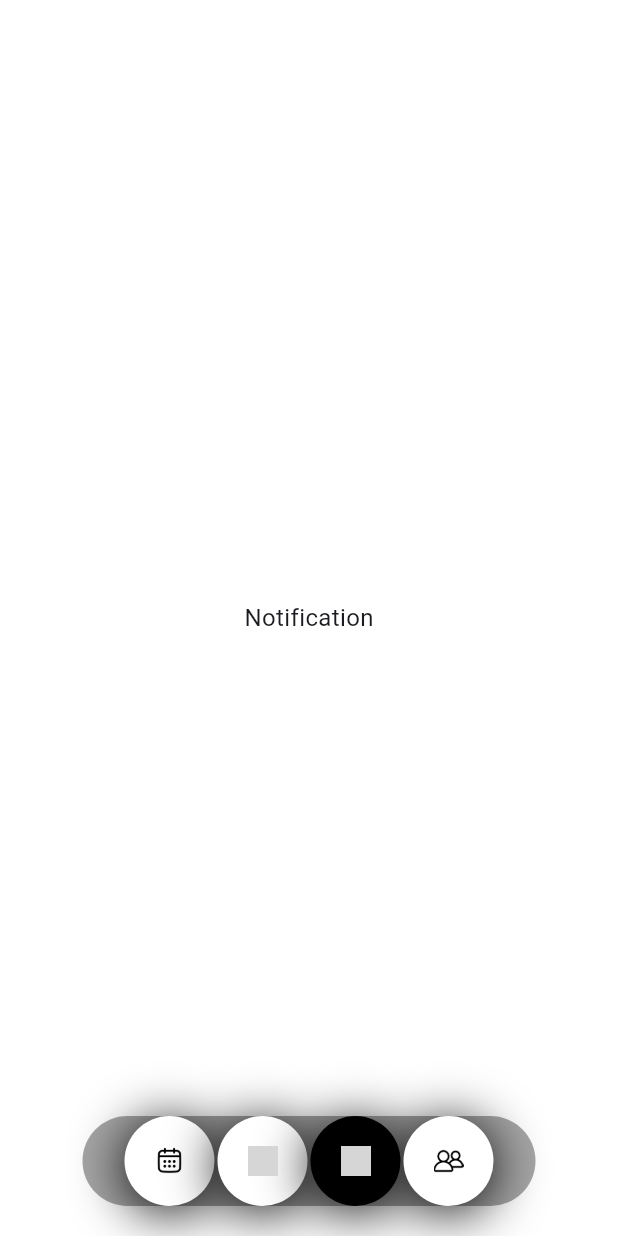
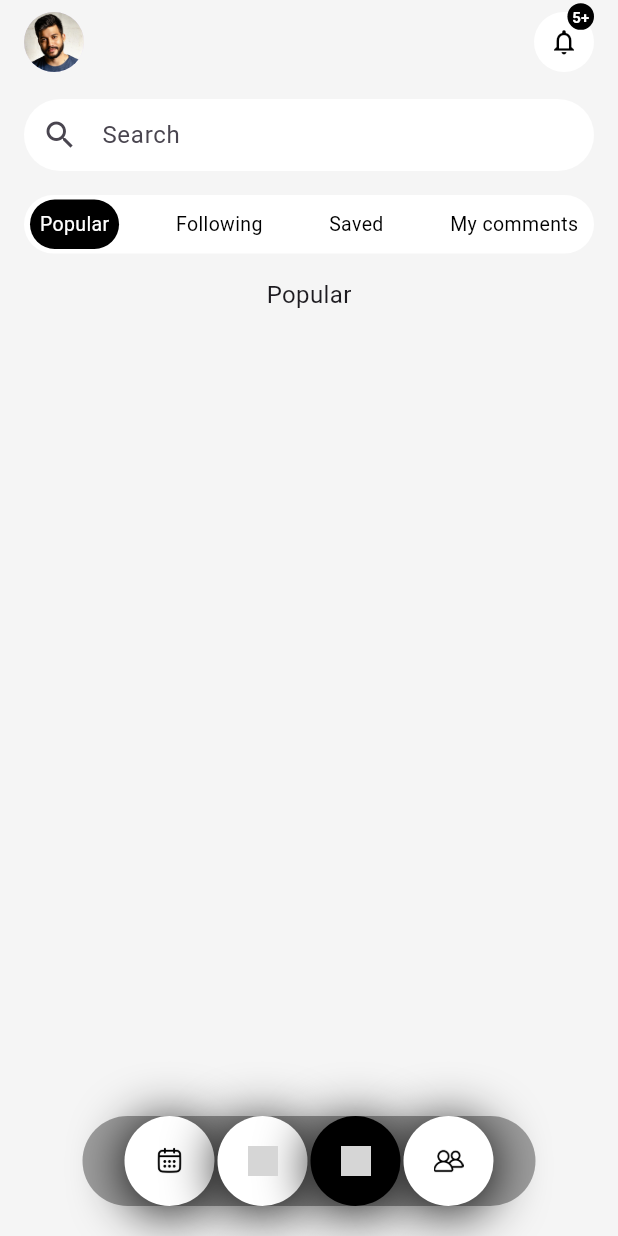
Before and after one commit to ClarenceLaria/ovia, a Flutter app: the EntryPoint screen opened directly, item 3 of the bottom bar chosen, on a phone screen of 412 x 824 dp. Run offline on Flutter 3.47's test engine with Material 3 defaults, Android fonts, the phone set to English and light mode, and no system bars; our stand-ins replace smooth_page_indicator, table_calendar; grey boxes are pictures that could not be loaded.

Commit message:
Pregnancy feed screen updates

```diff
--- a/lib/screens/entry_point.dart
+++ b/lib/screens/entry_point.dart
@@ -1,5 +1,6 @@
 import 'package:flutter/material.dart';
 import 'package:ovia_app/screens/home_screen.dart';
+import 'package:ovia_app/screens/pregnancy_feed_screen.dart';
 import 'package:ovia_app/screens/pregnancy_home_screen.dart';
 
 class EntryPoint extends StatefulWidget{
@@ -17,7 +18,7 @@ class _EntryPointState extends State<EntryPoint>{
   final List<Widget> screens = [
     const HomeScreen(),
     const PregnancyHomeScreen(),
-    const Center(child: Text('Notification')),
+    const PregnancyFeedScreen(),
     const Center(child: Text('Friends')),
   ];
 
@@ -25,16 +26,6 @@ class _EntryPointState extends State<EntryPoint>{
     setState(() {
       _selectedIndex = index;
     });
-  }
-
-  final Color _activeColor = Colors.white;
-
-  Color isActive(int index){
-    if(index == _selectedIndex){
-      return _activeColor;
-    } else {
-      return Colors.black.withOpacity(0.5);
-    }
   }
 
   @override
--- /dev/null
+++ b/lib/screens/pregnancy_feed_screen.dart
@@ -0,0 +1,143 @@
+import 'package:flutter/material.dart';
+
+class PregnancyFeedScreen extends StatefulWidget {
+  const PregnancyFeedScreen({super.key});
+
+  @override
+  State<PregnancyFeedScreen> createState() => _PregnancyFeedScreenState();
+}
+
+class _PregnancyFeedScreenState extends State<PregnancyFeedScreen> {
+
+  int _selectedIndex = 0;
+  final List<Widget> tabs = [
+    const Center(child: Text('Popular')),
+    const Center(child: Text('Following')),
+    const Center(child: Text('Saved')),
+    const Center(child: Text('My comments')),
+  ];
+  final List<String> buttonTabs = [
+    'Popular',
+    'Following',
+    'Saved',
+    'My comments',
+  ];
+
+  void onTap(int index) {
+    setState(() {
+      _selectedIndex = index;
+    });
+  }
+
+  @override
+  Widget build(BuildContext context) {
+    return Scaffold(
+      backgroundColor: const Color.fromARGB(255, 245, 245, 245),
+      body: SafeArea(
+        child: Padding(
+          padding: const EdgeInsets.symmetric(horizontal: 16.0),
+          child: ListView(
+            children: [
+              Row(
+                mainAxisAlignment: MainAxisAlignment.spaceBetween,
+                children: [
+                  const CircleAvatar(
+                    backgroundImage: AssetImage('assets/images/face.webp'),
+                  ),
+                  Stack(
+                    children: [
+                      Padding(
+                        padding: const EdgeInsets.only(left: 16.0, top:8.0, bottom: 8.0),
+                        child: Container(
+                          width: 40,
+                          height: 40,
+                          decoration: BoxDecoration(
+                            color: Colors.white,
+                            borderRadius: BorderRadius.circular(30),
+                          ),
+                          child: IconButton(
+                            icon: const Icon(Icons.notifications_outlined, color: Colors.black, size: 20),
+                            onPressed: (){},
+                          ),
+                        ),
+                      ),
+                      Positioned(
+                        top: 1,
+                        right: 0,
+                        child: Container(
+                          decoration: const BoxDecoration(
+                            color: Colors.black,
+                            shape: BoxShape.circle,
+                          ),
+                          padding: const EdgeInsets.all(3),
+                          child: const Text(
+                            '5+',
+                            style: TextStyle(
+                              color: Colors.white,
+                              fontSize: 10,
+                              fontWeight: FontWeight.bold,
+                            ),
+                          ),
+                        ),
+                      )
+                    ],
+                  ),
+                ],
+              ),
+              const SizedBox(height: 10),
+              TextField(
+                decoration: InputDecoration(
+                  hintText: 'Search',
+                  prefixIcon: const Icon(Icons.search),
+                  filled: true,
+                  fillColor: Colors.white,
+                  contentPadding: const EdgeInsets.symmetric(vertical: 0),
+                  border: OutlineInputBorder(
+                    borderRadius: BorderRadius.circular(30),
+                    borderSide: BorderSide.none,
+                  ),
+                ),
+              ),
+              const SizedBox(height: 16),
+              Container(
+                width: double.infinity,
+                decoration: BoxDecoration(
+                  color: Colors.white,
+                  borderRadius: BorderRadius.circular(30),
+                ),
+                padding: const EdgeInsets.symmetric(vertical: 3),
+                child: Row(
+                  mainAxisAlignment: MainAxisAlignment.spaceBetween,
+                  children: [
+                    ...List.generate(
+                      buttonTabs.length,
+                      (index) => GestureDetector(
+                        onTap: () => onTap(index),
+                        child: Container(
+                          margin: const EdgeInsets.symmetric(horizontal: 4),
+                          decoration: BoxDecoration(
+                            color: index == _selectedIndex ? Colors.black : Colors.white,
+                            borderRadius: BorderRadius.circular(20),
+                          ),
+                          padding: const EdgeInsets.symmetric(horizontal: 6.5, vertical: 7),
+                          child: Text(
+                            buttonTabs[index],
+                            style: TextStyle(color: index == _selectedIndex ? Colors.white : Colors.black, fontSize: 13),
+                          ),
+                        ),
+                      )
+                    )
+                  ],
+                ),
+              ),
+              const SizedBox(height: 16),
+              Container(
+                child: tabs[_selectedIndex],
+              ),
+            ],
+          ),
+        )
+      ),
+    );
+  }
+}
```
